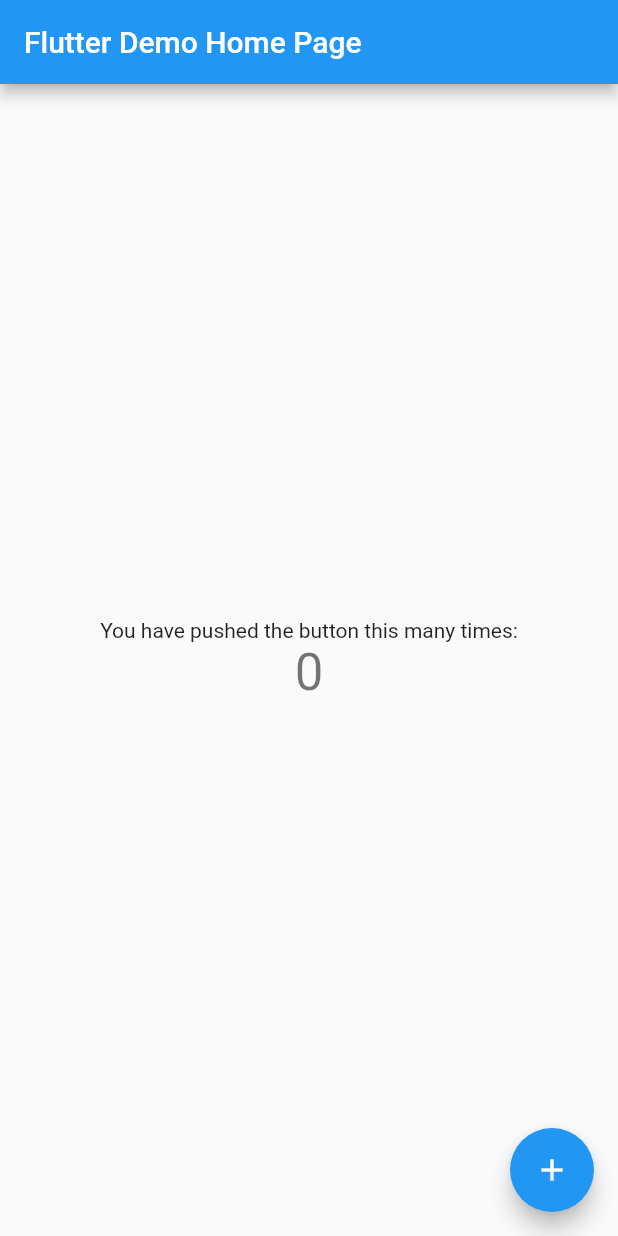
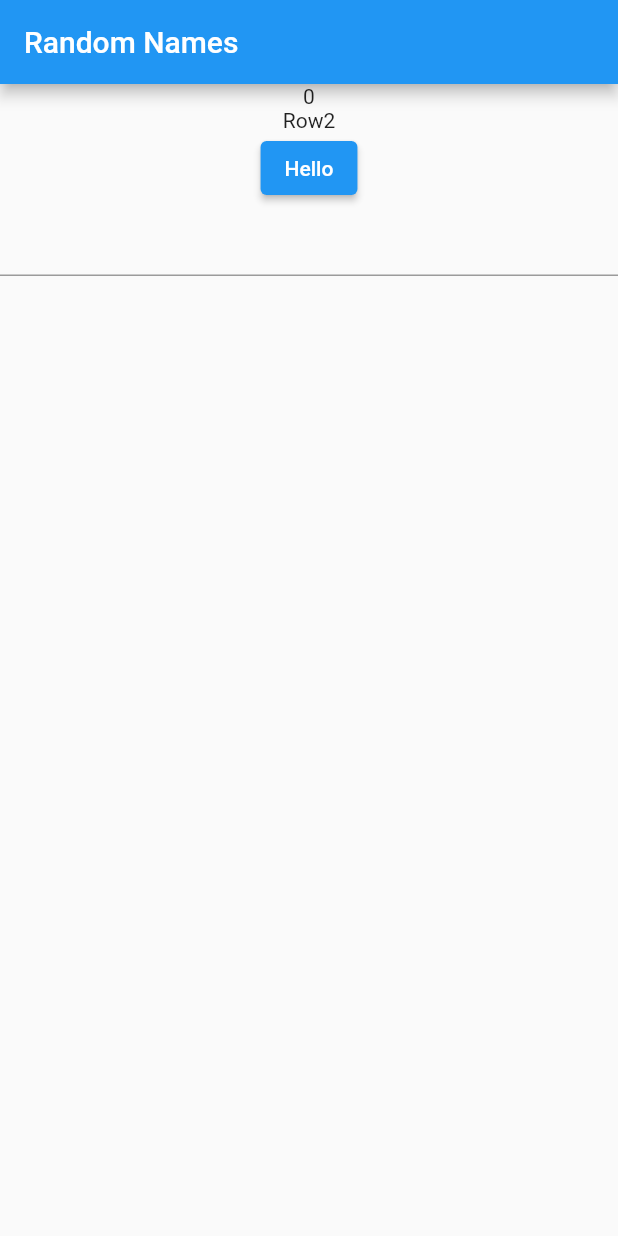
Before and after one commit to lilnoes/itike_qr, a Flutter app: the screen it shows after launch, on a phone screen of 412 x 824 dp. Run offline on Flutter 3.47's test engine with Material 2 defaults, Android fonts, the phone set to English and light mode, and no system bars; our stand-ins replace faker.

Commit message:
before qrcode

```diff
--- a/lib/main.dart
+++ b/lib/main.dart
@@ -1,117 +1,97 @@
-import 'package:flutter/material.dart';
+import "package:flutter/material.dart";
+import "package:faker/faker.dart";
+import 'package:provider/provider.dart';
+
+class MyModel extends ChangeNotifier {
+  var count = 0;
+  void setCount(int number) {
+    this.count = number;
+    print("changed to $count");
+    notifyListeners();
+  }
+
+  void increment() {
+    print(this.count);
+    notifyListeners();
+    this.count++;
+  }
+}
 
 void main() {
   runApp(MyApp());
 }
 
 class MyApp extends StatelessWidget {
-  // This widget is the root of your application.
   @override
   Widget build(BuildContext context) {
     return MaterialApp(
-      title: 'Flutter Demo',
-      theme: ThemeData(
-        // This is the theme of your application.
-        //
-        // Try running your application with "flutter run". You'll see the
-        // application has a blue toolbar. Then, without quitting the app, try
-        // changing the primarySwatch below to Colors.green and then invoke
-        // "hot reload" (press "r" in the console where you ran "flutter run",
-        // or simply save your changes to "hot reload" in a Flutter IDE).
-        // Notice that the counter didn't reset back to zero; the application
-        // is not restarted.
-        primarySwatch: Colors.blue,
-        // This makes the visual density adapt to the platform that you run
-        // the app on. For desktop platforms, the controls will be smaller and
-        // closer together (more dense) than on mobile platforms.
-        visualDensity: VisualDensity.adaptivePlatformDensity,
+      title: "Random Words",
+      home: ChangeNotifierProvider<MyModel>(
+        create: (context) => MyModel(),
+        child: RandomName(),
       ),
-      home: MyHomePage(title: 'Flutter Demo Home Page'),
     );
   }
 }
 
-class MyHomePage extends StatefulWidget {
-  MyHomePage({Key key, this.title}) : super(key: key);
-
-  // This widget is the home page of your application. It is stateful, meaning
-  // that it has a State object (defined below) that contains fields that affect
-  // how it looks.
-
-  // This class is the configuration for the state. It holds the values (in this
-  // case the title) provided by the parent (in this case the App widget) and
-  // used by the build method of the State. Fields in a Widget subclass are
-  // always marked "final".
-
-  final String title;
-
+class RandomName extends StatefulWidget {
   @override
-  _MyHomePageState createState() => _MyHomePageState();
+  _RandomNameState createState() => _RandomNameState();
 }
 
-class _MyHomePageState extends State<MyHomePage> {
-  int _counter = 0;
+class _RandomNameState extends State<RandomName> {
+  final _suggestions = <String>[];
+  @override
+  Widget build(BuildContext context) {
+    return Scaffold(
+      appBar: AppBar(
+        title: Text("Random Names"),
+      ),
+      body: _buildSuggestions(),
+    );
+  }
 
-  void _incrementCounter() {
-    setState(() {
-      // This call to setState tells the Flutter framework that something has
-      // changed in this State, which causes it to rerun the build method below
-      // so that the display can reflect the updated values. If we changed
-      // _counter without calling setState(), then the build method would not be
-      // called again, and so nothing would appear to happen.
-      _counter++;
+  Widget _buildSuggestions() {
+    return Column(
+      children: <Widget>[row1(), row2(), row3(), row4()],
+      crossAxisAlignment: CrossAxisAlignment.center,
+    );
+  }
+
+  Widget row1() {
+    return Center(
+      child: Selector<MyModel, int>(
+        builder: (context, number, child) {
+          print("rebuilding...");
+          return Text("${number}");
+        },
+        selector: (_, myModel) => myModel.count,
+      ),
+    );
+  }
+
+  Widget row2() {
+    return Center(
+      child: Text("Row2"),
+    );
+  }
+
+  Widget row3() {
+    return ElevatedButton(
+      onPressed: () {
+        context.read<MyModel>().increment();
+      },
+      child: Text("Hello"),
+    );
+  }
+
+  Widget row4() {
+    return TextField(onSubmitted: (str) {
+      context.read<MyModel>().setCount(int.parse(str));
     });
   }
 
-  @override
-  Widget build(BuildContext context) {
-    // This method is rerun every time setState is called, for instance as done
-    // by the _incrementCounter method above.
-    //
-    // The Flutter framework has been optimized to make rerunning build methods
-    // fast, so that you can just rebuild anything that needs updating rather
-    // than having to individually change instances of widgets.
-    return Scaffold(
-      appBar: AppBar(
-        // Here we take the value from the MyHomePage object that was created by
-        // the App.build method, and use it to set our appbar title.
-        title: Text(widget.title),
-      ),
-      body: Center(
-        // Center is a layout widget. It takes a single child and positions it
-        // in the middle of the parent.
-        child: Column(
-          // Column is also a layout widget. It takes a list of children and
-          // arranges them vertically. By default, it sizes itself to fit its
-          // children horizontally, and tries to be as tall as its parent.
-          //
-          // Invoke "debug painting" (press "p" in the console, choose the
-          // "Toggle Debug Paint" action from the Flutter Inspector in Android
-          // Studio, or the "Toggle Debug Paint" command in Visual Studio Code)
-          // to see the wireframe for each widget.
-          //
-          // Column has various properties to control how it sizes itself and
-          // how it positions its children. Here we use mainAxisAlignment to
-          // center the children vertically; the main axis here is the vertical
-          // axis because Columns are vertical (the cross axis would be
-          // horizontal).
-          mainAxisAlignment: MainAxisAlignment.center,
-          children: <Widget>[
-            Text(
-              'You have pushed the button this many times:',
-            ),
-            Text(
-              '$_counter',
-              style: Theme.of(context).textTheme.headline4,
-            ),
-          ],
-        ),
-      ),
-      floatingActionButton: FloatingActionButton(
-        onPressed: _incrementCounter,
-        tooltip: 'Increment',
-        child: Icon(Icons.add),
-      ), // This trailing comma makes auto-formatting nicer for build methods.
-    );
+  Iterable<String> _getNames() sync* {
+    yield faker.person.firstName();
   }
 }
--- a/pubspec.yaml
+++ b/pubspec.yaml
@@ -23,6 +23,10 @@ environment:
 dependencies:
   flutter:
     sdk: flutter
+  http: ^0.12.2
+  qr_code_scanner: ^0.3.4
+  faker: ^1.3.0
+  provider: ^4.3.3
 
 
   # The following adds the Cupertino Icons font to your application.
```
Also changed, not shown: pubspec.lock, 2 other files.
